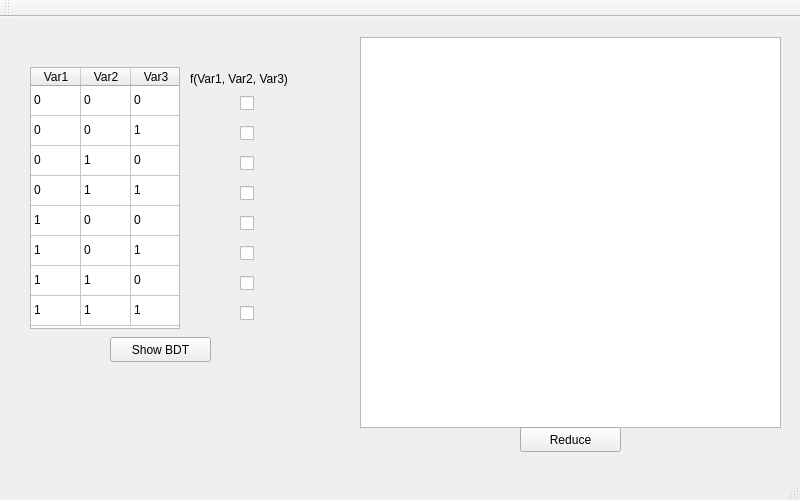
First picture: the form in BDD/mainwindow.ui, repository ivan-ristovic/BDD, before the edit.
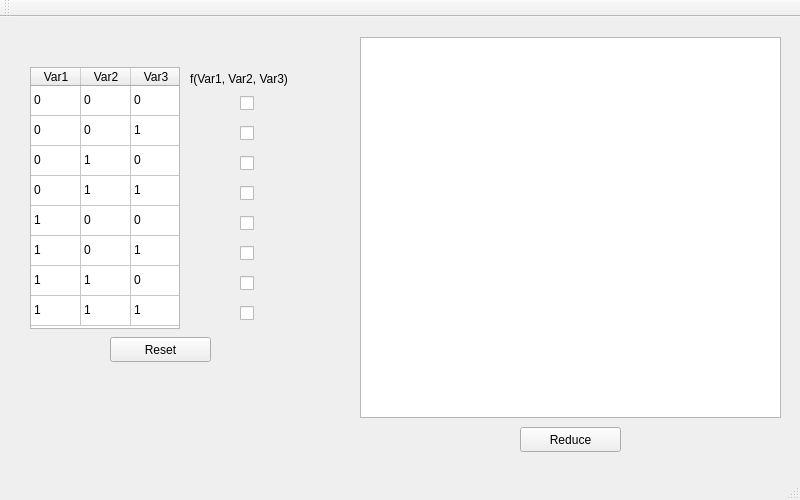
Second picture: the form after the edit. Icons and pictures are not drawn.

```diff
--- a/BDD/mainwindow.ui
+++ b/BDD/mainwindow.ui
@@ -28,7 +28,7 @@
      </rect>
     </property>
     <property name="text">
-     <string>Show BDT</string>
+     <string>Reset</string>
     </property>
    </widget>
    <widget class="QTableWidget" name="tableWidget">
@@ -347,7 +347,7 @@
       <x>360</x>
       <y>20</y>
       <width>421</width>
-      <height>391</height>
+      <height>381</height>
      </rect>
     </property>
    </widget>
```
Left out of the diff: 2 changed lines with no effect on the pictures.
